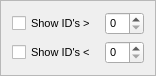
pjrinaldi/wombatforensics, file idfilter.ui: the form before one commit.
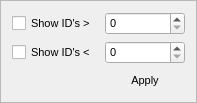
The form after the commit.

Commit message: need to work on moving the filter frame's position

Patch:
```diff
--- a/idfilter.ui
+++ b/idfilter.ui
@@ -71,6 +71,25 @@
      </property>
     </widget>
    </item>
+   <item row="2" column="1">
+    <widget class="QPushButton" name="pushButton">
+     <property name="font">
+      <font>
+       <pointsize>8</pointsize>
+       <strikeout>false</strikeout>
+      </font>
+     </property>
+     <property name="cursor">
+      <cursorShape>ArrowCursor</cursorShape>
+     </property>
+     <property name="text">
+      <string>Apply</string>
+     </property>
+     <property name="flat">
+      <bool>true</bool>
+     </property>
+    </widget>
+   </item>
   </layout>
  </widget>
  <resources/>
```
Left out of the diff: 19 changed lines with no effect on the pictures. The commit also changes 1 other file.
